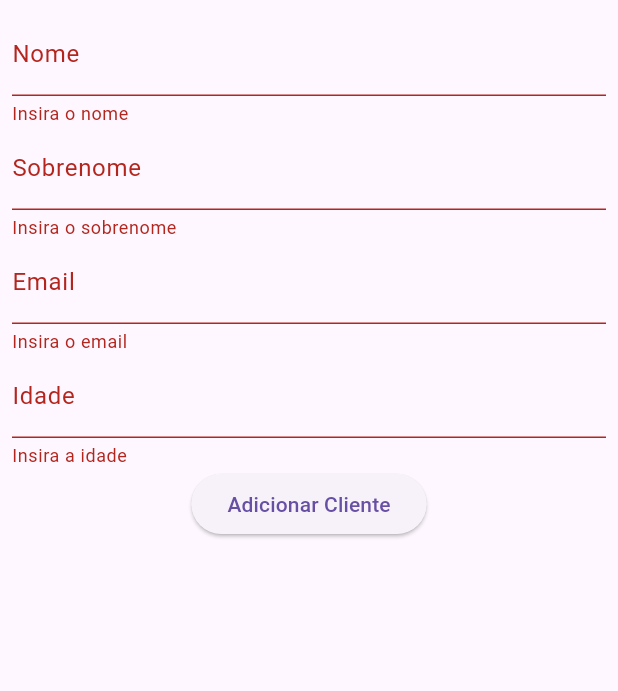
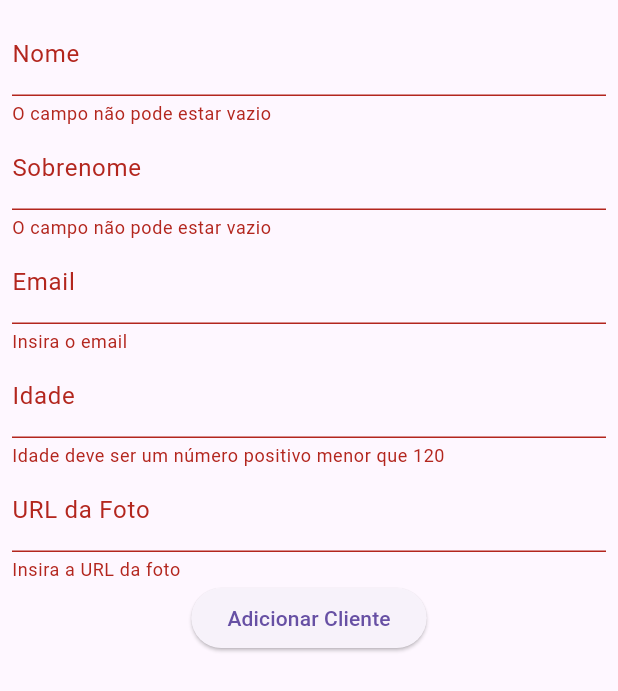
Before and after one commit to yuri-dzt/frontend-work-flutter, a Flutter app: the FormClient widget shown alone on an empty page, opened directly with empty values, after a tap on "Adicionar Cliente", on a phone screen of 412 x 824 dp. Shown: the top 691 px of the screen. Run offline on Flutter 3.47's test engine with Material 3 defaults, Android fonts, the phone set to English and light mode, and no system bars; network calls fail.

Commit message:
feat: add photo to client

```diff
--- a/lib/components/form_client.dart
+++ b/lib/components/form_client.dart
@@ -16,27 +16,64 @@ class _FormClientState extends State<FormClient> {
   final _nomeController = TextEditingController();
   final _sobrenomeController = TextEditingController();
   final _emailController = TextEditingController();
-  final _idadeController =
-      TextEditingController(); // Adicionando o campo para idade
+  final _idadeController = TextEditingController();
+  final _fotoController = TextEditingController(); // Novo controlador para foto
+
+  // Validação de email
+  String? _validateEmail(String? value) {
+    if (value == null || value.isEmpty) {
+      return 'Insira o email';
+    }
+    final emailRegex = RegExp(r'^[^@]+@[^@]+\.[^@]+$');
+    if (!emailRegex.hasMatch(value)) {
+      return 'Insira um email válido';
+    }
+    return null;
+  }
+
+  // Validação de nome e sobrenome
+  String? _validateName(String? value) {
+    if (value == null || value.isEmpty) {
+      return 'O campo não pode estar vazio';
+    }
+    if (value.length < 3 || value.length > 25) {
+      return 'Deve ter entre 3 e 25 caracteres';
+    }
+    return null;
+  }
+
+  // Validação de idade
+  String? _validateAge(String? value) {
+    final int? age = int.tryParse(value ?? '');
+    if (age == null || age <= 0 || age >= 120) {
+      return 'Idade deve ser um número positivo menor que 120';
+    }
+    return null;
+  }
+
+  // Validação de URL da foto
+  String? _validatePhoto(String? value) {
+    if (value == null || value.isEmpty) {
+      return 'Insira a URL da foto';
+    }
+    final urlRegex = RegExp(
+        r'^(http(s)?:\/\/)?([a-z0-9-]+\.)+[a-z]{2,6}(:[0-9]{1,5})?(\/.*)?$');
+    if (!urlRegex.hasMatch(value)) {
+      return 'Insira uma URL válida';
+    }
+    return null;
+  }
 
   void _handleSubmit() async {
     if (_formKey.currentState!.validate()) {
-      // Pegando os valores do formulário
-      final nome = _nomeController.text;
-      final sobrenome = _sobrenomeController.text;
-      final email = _emailController.text;
-      final idade = int.tryParse(_idadeController.text) ??
-          0; // Garantindo que a idade seja um número
-
-      // Criando o corpo da requisição
       final clientData = {
-        'nome': nome,
-        'sobrenome': sobrenome,
-        'email': email,
-        'idade': idade,
+        'nome': _nomeController.text,
+        'sobrenome': _sobrenomeController.text,
+        'email': _emailController.text,
+        'idade': int.parse(_idadeController.text),
+        'foto': _fotoController.text, // Adiciona o campo foto
       };
 
-      // Fazendo a requisição POST para a API
       final response = await http.post(
         Uri.parse('http://localhost:3355/api/clients'),
         headers: {'Content-Type': 'application/json'},
@@ -44,16 +81,13 @@ class _FormClientState extends State<FormClient> {
       );
 
       if (response.statusCode == 200) {
-        // Caso a requisição seja bem-sucedida, chame a função onSubmit
         widget.onSubmit(clientData);
-
-        // Limpar os campos após o envio
         _nomeController.clear();
         _sobrenomeController.clear();
         _emailController.clear();
         _idadeController.clear();
+        _fotoController.clear(); // Limpa o campo foto
       } else {
-        // Caso haja erro na requisição
         ScaffoldMessenger.of(context).showSnackBar(
           const SnackBar(content: Text('Erro ao adicionar cliente.')),
         );
@@ -72,24 +106,28 @@ class _FormClientState extends State<FormClient> {
             TextFormField(
               controller: _nomeController,
               decoration: const InputDecoration(labelText: 'Nome'),
-              validator: (value) => value!.isEmpty ? 'Insira o nome' : null,
+              validator: _validateName,
             ),
             TextFormField(
               controller: _sobrenomeController,
               decoration: const InputDecoration(labelText: 'Sobrenome'),
-              validator: (value) =>
-                  value!.isEmpty ? 'Insira o sobrenome' : null,
+              validator: _validateName,
             ),
             TextFormField(
               controller: _emailController,
               decoration: const InputDecoration(labelText: 'Email'),
-              validator: (value) => value!.isEmpty ? 'Insira o email' : null,
+              validator: _validateEmail,
             ),
             TextFormField(
               controller: _idadeController,
               decoration: const InputDecoration(labelText: 'Idade'),
               keyboardType: TextInputType.number,
-              validator: (value) => value!.isEmpty ? 'Insira a idade' : null,
+              validator: _validateAge,
+            ),
+            TextFormField(
+              controller: _fotoController,
+              decoration: const InputDecoration(labelText: 'URL da Foto'),
+              validator: _validatePhoto,
             ),
             ElevatedButton(
               onPressed: _handleSubmit,
--- a/lib/components/form_product.dart
+++ b/lib/components/form_product.dart
@@ -15,23 +15,21 @@ class _FormProductState extends State<FormProduct> {
   final _descricaoController = TextEditingController();
   final _precoController = TextEditingController();
 
+  // Validação de preço
+  String? _validatePrice(String? value) {
+    final double? price = double.tryParse(value ?? '');
+    if (price == null || price <= 0 || price >= 120) {
+      return 'Preço deve ser um número positivo menor que 120';
+    }
+    return null;
+  }
+
   void _handleSubmit() {
     if (_formKey.currentState!.validate()) {
-      final double? preco = double.tryParse(_precoController.text);
-
-      if (preco == null) {
-        ScaffoldMessenger.of(context).showSnackBar(
-          const SnackBar(
-              content:
-                  Text('Preço inválido. Por favor, insira um número válido.')),
-        );
-        return;
-      }
-
       widget.onSubmit({
         'name': _nomeController.text,
         'description': _descricaoController.text,
-        'price': preco,
+        'price': double.parse(_precoController.text),
       });
 
       _nomeController.clear();
@@ -52,20 +50,23 @@ class _FormProductState extends State<FormProduct> {
               controller: _nomeController,
               decoration: const InputDecoration(labelText: 'Nome'),
               validator: (value) =>
-                  value!.isEmpty ? 'O nome não pode estar vazio' : null,
+                  value!.isEmpty || value.length < 3 || value.length > 25
+                      ? 'Deve ter entre 3 e 25 caracteres'
+                      : null,
             ),
             TextFormField(
               controller: _descricaoController,
               decoration: const InputDecoration(labelText: 'Descrição'),
               validator: (value) =>
-                  value!.isEmpty ? 'A descrição não pode estar vazia' : null,
+                  value!.isEmpty || value.length < 3 || value.length > 25
+                      ? 'Deve ter entre 3 e 25 caracteres'
+                      : null,
             ),
             TextFormField(
               controller: _precoController,
               decoration: const InputDecoration(labelText: 'Preço'),
               keyboardType: TextInputType.number,
-              validator: (value) =>
-                  value!.isEmpty ? 'O preço não pode estar vazio' : null,
+              validator: _validatePrice,
             ),
             const SizedBox(height: 10),
             ElevatedButton(
```
Also changed, not shown: lib/components/client_item.dart (added, +53 -0 lines), lib/components/list_tile_item.dart (deleted, +0 -49 lines), lib/components/product_item.dart (added, +65 -0 lines), lib/views/client_page.dart (+6 -3 lines), lib/views/products_page.dart (+6 -8 lines).
